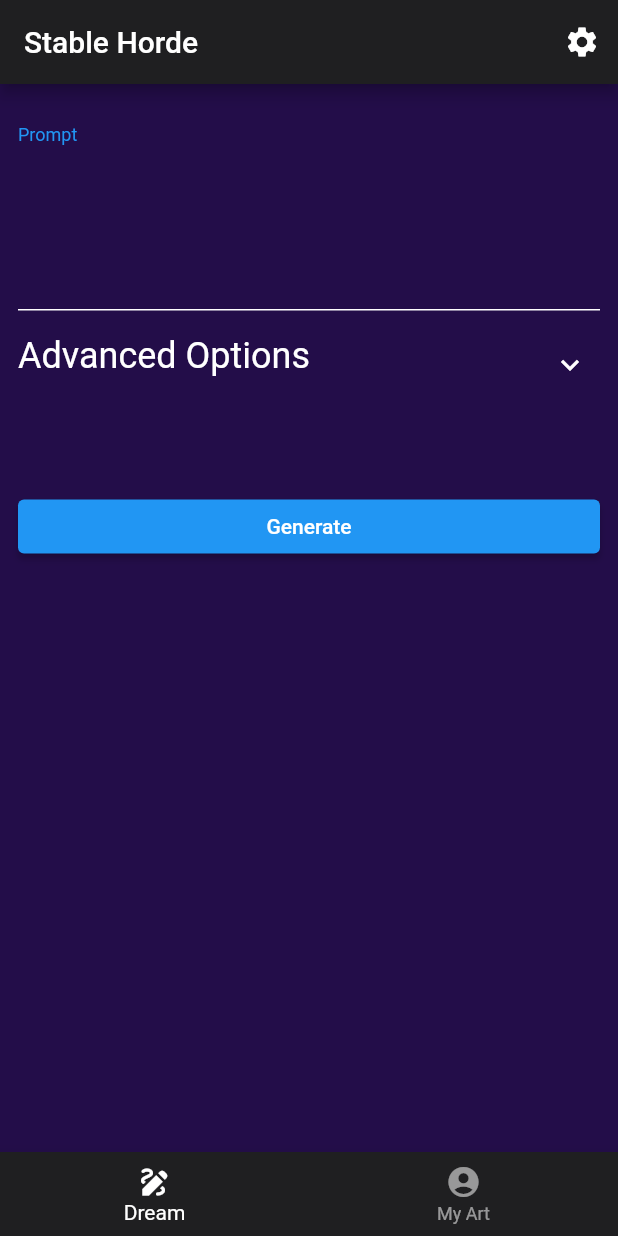
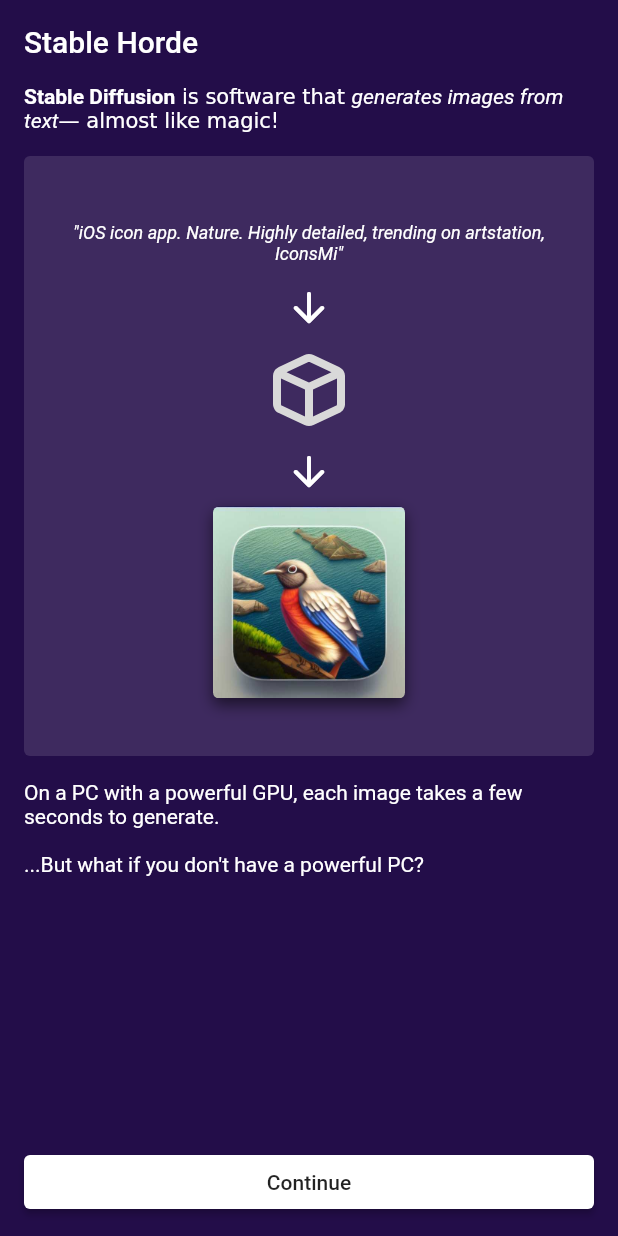
Before and after one commit to ndahlquist/stable-horde-flutter, a Flutter app: the screen it shows after launch, on a phone screen of 412 x 824 dp. Run offline on Flutter 3.47's test engine with Material 2 defaults, Android fonts, the phone set to English and light mode, and no system bars; drawn by our look-alikes of expandable; our stand-ins replace cached_network_image, firebase_core, firebase_remote_config, flutter_svg, google_fonts, isar and 3 more; accounts and stored records are empty; generated files the repository leaves out were written again; Roboto replaces fonts that are missing (Ubuntu).

Commit message:
Implement onboarding (closes #35) (#42)

```diff
--- a/lib/blocs/shared_prefs_bloc.dart
+++ b/lib/blocs/shared_prefs_bloc.dart
@@ -2,11 +2,23 @@ import 'package:shared_preferences/shared_preferences.dart';
 
 /// Provides access to shared preferences.
 class _SharedPrefsBloc {
+  static const _onboardingKey = 'ONBOARDING_KEY';
+
   static const _apiKeyKey = 'API_KEY_KEY';
 
   static const _promptKey = 'PROMPT_KEY';
   static const _negativePromptKey = 'NEGATIVE_PROMPT_KEY';
   static const _modelKey = 'MODEL_KEY';
+
+  Future<bool> hasSeenOnboarding() async {
+    final prefs = await SharedPreferences.getInstance();
+    return prefs.getBool(_onboardingKey) ?? false;
+  }
+
+  Future setHasSeenOnboarding() async {
+    final prefs = await SharedPreferences.getInstance();
+    await prefs.setBool(_onboardingKey, true);
+  }
 
   Future<String?> getApiKey() async {
     final prefs = await SharedPreferences.getInstance();
--- a/lib/main.dart
+++ b/lib/main.dart
@@ -7,10 +7,12 @@ import 'package:flutter/material.dart';
 import 'package:google_fonts/google_fonts.dart';
 import 'package:isar/isar.dart';
 import 'package:sentry_flutter/sentry_flutter.dart';
+import 'package:stable_horde_flutter/blocs/shared_prefs_bloc.dart';
 import 'package:stable_horde_flutter/blocs/stable_horde_bloc.dart';
 import 'package:stable_horde_flutter/firebase_options.dart';
 import 'package:stable_horde_flutter/model/stable_horde_task.dart';
 import 'package:stable_horde_flutter/pages/home_page.dart';
+import 'package:stable_horde_flutter/pages/onboarding_page.dart';
 import 'package:stable_horde_flutter/pages/version_deprecated_page.dart';
 
 Future main() async {
@@ -97,7 +99,20 @@ class _MyAppState extends State<MyApp> {
             return const VersionDeprecatedPage();
           }
 
-          return const HomePage();
+          return FutureBuilder<bool>(
+            future: sharedPrefsBloc.hasSeenOnboarding(),
+            builder: (context, snapshot) {
+              if (!snapshot.hasData) {
+                return const SizedBox.shrink();
+              }
+              final hasSeenOnboarding = snapshot.data!;
+              if (hasSeenOnboarding) {
+                return const HomePage();
+              } else {
+                return const OnboardingPage();
+              }
+            },
+          );
         },
       ),
     );
--- /dev/null
+++ b/lib/pages/onboarding_page.dart
@@ -0,0 +1,184 @@
+import 'package:flutter/material.dart';
+import 'package:stable_horde_flutter/blocs/shared_prefs_bloc.dart';
+import 'package:stable_horde_flutter/colors.dart';
+import 'package:stable_horde_flutter/pages/home_page.dart';
+import 'package:stable_horde_flutter/widgets/onboarding_diffusion_animation.dart';
+
+class OnboardingPage extends StatefulWidget {
+  const OnboardingPage({Key? key}) : super(key: key);
+
+  @override
+  State<OnboardingPage> createState() => _OnboardingPageState();
+}
+
+class _OnboardingPageState extends State<OnboardingPage> {
+  final PageController _pageController = PageController();
+
+  @override
+  void dispose() {
+    _pageController.dispose();
+    super.dispose();
+  }
+
+  @override
+  Widget build(BuildContext context) {
+    return Scaffold(
+      backgroundColor: stableHordePurple,
+      appBar: AppBar(
+        backgroundColor: Colors.transparent,
+        elevation: 0,
+        title: const Text("Stable Horde"),
+        automaticallyImplyLeading: false,
+      ),
+      body: SafeArea(
+        minimum: const EdgeInsets.only(bottom: 12),
+        child: Column(
+          children: [
+            Expanded(
+              child: PageView(
+                controller: _pageController,
+                children: [
+                  _pageOne(),
+                  _pageTwo(),
+                ],
+              ),
+            ),
+            Align(
+              alignment: Alignment.bottomCenter,
+              child: FractionallySizedBox(
+                widthFactor: 1,
+                child: Padding(
+                  padding: const EdgeInsets.only(left: 16, right: 16),
+                  child: ElevatedButton(
+                    style: ElevatedButton.styleFrom(
+                      backgroundColor: Colors.white,
+                    ),
+                    onPressed: () {
+                      if (_onFirstPage()) {
+                        _pageController.animateToPage(
+                          1,
+                          duration: const Duration(milliseconds: 500),
+                          curve: Curves.easeInOut,
+                        );
+                      } else {
+                        Navigator.of(context).pushReplacement(
+                          MaterialPageRoute(
+                            builder: (c) => const HomePage(),
+                          ),
+                        );
+                        sharedPrefsBloc.setHasSeenOnboarding();
+                      }
+                    },
+                    child: const Text(
+                      "Continue",
+                      style: TextStyle(color: Colors.black87),
+                    ),
+                  ),
+                ),
+              ),
+            ),
+          ],
+        ),
+      ),
+    );
+  }
+
+  bool _onFirstPage() => _pageController.page == 0;
+
+  Widget _pageOne() {
+    return Padding(
+      padding: const EdgeInsets.symmetric(horizontal: 16),
+      child: SingleChildScrollView(
+        child: Column(
+          crossAxisAlignment: CrossAxisAlignment.start,
+          children: [
+            RichText(
+              textScaleFactor: MediaQuery.of(context).textScaleFactor,
+              text: const TextSpan(
+                text: '',
+                children: [
+                  TextSpan(
+                    text: 'Stable Diffusion',
+                    style: TextStyle(fontWeight: FontWeight.bold),
+                  ),
+                  TextSpan(text: ' is software that '),
+                  TextSpan(
+                    text: 'generates images from text',
+                    style: TextStyle(fontStyle: FontStyle.italic),
+                  ),
+                  TextSpan(text: '— almost like magic!'),
+                ],
+              ),
+            ),
+            const SizedBox(height: 16),
+            const SizedBox(
+              height: 400,
+              child: OnboardingDiffusionAnimation(showHorde: false),
+            ),
+            const SizedBox(height: 16),
+            const Text(
+                'On a PC with a powerful GPU, each image takes a few seconds to generate.'),
+            const SizedBox(height: 16),
+            const Text("...But what if you don't have a powerful PC?"),
+          ],
+        ),
+      ),
+    );
+  }
+
+  Widget _pageTwo() {
+    return Padding(
+      padding: const EdgeInsets.symmetric(horizontal: 16),
+      child: SingleChildScrollView(
+        child: Column(
+          crossAxisAlignment: CrossAxisAlignment.start,
+          children: [
+            RichText(
+              textScaleFactor: MediaQuery.of(context).textScaleFactor,
+              text: const TextSpan(
+                text: 'The ',
+                children: [
+                  TextSpan(
+                    text: 'Stable Horde',
+                    style: TextStyle(fontWeight: FontWeight.bold),
+                  ),
+                  TextSpan(
+                    text:
+                        " is a network of volunteers who pool their computing power. When you request an image, it gets assigned to a volunteer's machine to generate it.",
+                  ),
+                ],
+              ),
+            ),
+            const SizedBox(height: 16),
+            const SizedBox(
+              height: 400,
+              child: OnboardingDiffusionAnimation(showHorde: true),
+            ),
+            const SizedBox(height: 16),
+            RichText(
+              textScaleFactor: MediaQuery.of(context).textScaleFactor,
+              text: const TextSpan(
+                text: 'Since this is ',
+                children: [
+                  TextSpan(
+                    text: 'free and community-driven',
+                    style: TextStyle(fontWeight: FontWeight.bold),
+                  ),
+                  TextSpan(text: ", please:"),
+                ],
+              ),
+            ),
+            const SizedBox(height: 4),
+            const Text(" - Be patient while your image is being generated."),
+            const SizedBox(height: 4),
+            const Text(" - Try not to request more images than you need."),
+            const SizedBox(height: 4),
+            const Text(
+              " - Consider contributing back to the community by running your own worker!",
+            ),
+          ],
+        ),
+      ),
+    );
+  }
+}
--- a/lib/pages/settings_page.dart
+++ b/lib/pages/settings_page.dart
@@ -1,5 +1,6 @@
 import 'package:flutter/material.dart';
 import 'package:stable_horde_flutter/colors.dart';
+import 'package:stable_horde_flutter/pages/onboarding_page.dart';
 import 'package:stable_horde_flutter/utils/legal_links.dart';
 import 'package:stable_horde_flutter/widgets/user_widget.dart';
 
@@ -56,6 +57,17 @@ class SettingsPage extends StatelessWidget {
                 launchUrlInExternalApp('https://discord.gg/3DxrhksKzn');
               },
             ),
+            ListTile(
+              title: const Text('Restart Tutorial'),
+              onTap: () {
+                Navigator.of(context).pushAndRemoveUntil(
+                  MaterialPageRoute(
+                    builder: (_) => const OnboardingPage(),
+                  ),
+                  (route) => false,
+                );
+              },
+            ),
             const Padding(
               padding: EdgeInsets.only(
                 top: 64.0,
--- /dev/null
+++ b/lib/widgets/animated_compute_box.dart
@@ -0,0 +1,64 @@
+import 'dart:async';
+
+import 'package:flutter/material.dart';
+import 'package:flutter_svg/flutter_svg.dart';
+
+class AnimatedComputeBox extends StatefulWidget {
+  final num animationOffset;
+
+  const AnimatedComputeBox({super.key, required this.animationOffset});
+
+  @override
+  State<AnimatedComputeBox> createState() => _AnimatedComputeBoxState();
+}
+
+class _AnimatedComputeBoxState extends State<AnimatedComputeBox> {
+  late Timer _timer;
+
+  @override
+  void initState() {
+    super.initState();
+
+    _timer = Timer.periodic(const Duration(milliseconds: 1), (t) {
+      setState(() {});
+    });
+  }
+
+  @override
+  void dispose() {
+    _timer.cancel();
+    super.dispose();
+  }
+
+  @override
+  Widget build(BuildContext context) {
+    var animationProgress = (_timer.tick / 2000) + widget.animationOffset;
+    animationProgress = animationProgress % 1;
+    animationProgress = animationProgress * 3 - 1;
+
+    return ShaderMask(
+      shaderCallback: (bounds) {
+        return LinearGradient(
+          begin: Alignment.topCenter,
+          end: Alignment.bottomCenter,
+          colors: const [
+            Color(0xFFD9D9D9),
+            Colors.lightBlue,
+            Color(0xFFD9D9D9),
+          ],
+          stops: [
+            animationProgress + .3,
+            animationProgress + .5,
+            animationProgress + .7,
+          ],
+        ).createShader(bounds);
+      },
+      blendMode: BlendMode.srcATop,
+      child: SvgPicture.asset(
+        'assets/vector_drawables/box.svg',
+        width: 64,
+        height: 64,
+      ),
+    );
+  }
+}
--- /dev/null
+++ b/lib/widgets/blur_shadow.dart
@@ -0,0 +1,58 @@
+import 'dart:ui';
+
+import 'package:flutter/material.dart';
+
+class BlurShadow extends StatelessWidget {
+  final Widget child;
+  final double opacity;
+
+  const BlurShadow({
+    super.key,
+    required this.child,
+    this.opacity = .7,
+  });
+
+  @override
+  Widget build(BuildContext context) {
+    return Stack(
+      children: [
+        Opacity(
+          opacity: opacity,
+          child: Transform.translate(
+            offset: const Offset(
+              0,
+              5,
+            ),
+            child: Transform.scale(
+              scale: .9,
+              alignment: Alignment.bottomCenter,
+              child: ImageFiltered(
+                imageFilter: ImageFilter.blur(
+                  sigmaX: 4,
+                  sigmaY: 4,
+                  tileMode: TileMode.decal,
+                ),
+                child: _darken(
+                  child: child,
+                ),
+              ),
+            ),
+          ),
+        ),
+        child,
+      ],
+    );
+  }
+
+  // Applying a slight dark shade to the shadows gives some contrast
+  //  for the case that the foreground is very bright.
+  Widget _darken({required Widget child}) {
+    return ColorFiltered(
+      colorFilter: ColorFilter.mode(
+        Colors.grey[300]!,
+        BlendMode.modulate,
+      ),
+      child: child,
+    );
+  }
+}
--- /dev/null
+++ b/lib/widgets/onboarding_diffusion_animation.dart
@@ -0,0 +1,140 @@
+import 'dart:async';
+
+import 'package:flutter/material.dart';
+import 'package:stable_horde_flutter/widgets/animated_compute_box.dart';
+
+class OnboardingDiffusionAnimation extends StatefulWidget {
+  final bool showHorde;
+
+  const OnboardingDiffusionAnimation({super.key, required this.showHorde});
+
+  @override
+  State<OnboardingDiffusionAnimation> createState() =>
+      _OnboardingDiffusionAnimationState();
+}
+
+class _OnboardingDiffusionAnimationState
+    extends State<OnboardingDiffusionAnimation> {
+  static const Map<String, String> _prompts = {
+    '"A Renaissance portrait of a cat wearing glasses. Highly detailed."':
+        'assets/images/cat.jpg',
+    '"iOS icon app. Nature. Highly detailed, trending on artstation, IconsMi"':
+        'assets/images/ios_icon.jpg',
+    '"knollingcase, isometric render, a Greek underwater city with volcano, isometric display case, knolling teardown, transparent data visualization infographic"':
+        'assets/images/knollingcase.jpg',
+  };
+
+  late Timer _timer;
+
+  int _index = 0;
+
+  @override
+  void initState() {
+    super.initState();
+
+    _timer = Timer.periodic(const Duration(milliseconds: 5000), (_) {
+      setState(() {
+        _index = (_index + 1) % _prompts.length;
+      });
+    });
+  }
+
+  @override
+  void dispose() {
+    _timer.cancel();
+    super.dispose();
+  }
+
+  @override
+  Widget build(BuildContext context) {
+    return Container(
+      decoration: BoxDecoration(
+        color: Colors.white12,
+        borderRadius: BorderRadius.circular(4),
+      ),
+      child: FractionallySizedBox(
+        widthFactor: 1,
+        child: Padding(
+          padding: const EdgeInsets.all(18),
+          child: Column(
+            crossAxisAlignment: CrossAxisAlignment.center,
+            children: [
+              const Spacer(
+                flex: 3,
+              ),
+              AnimatedSwitcher(
+                duration: const Duration(milliseconds: 1000),
+                switchInCurve: Curves.easeInOut,
+                switchOutCurve: Curves.easeInOut,
+                child: SizedBox(
+                  key: ValueKey(_index),
+                  height: 40,
+                  child: Center(
+                    child: Text(
+                      _prompts.keys.elementAt(_index),
+                      style: const TextStyle(
+                          fontSize: 12, fontStyle: FontStyle.italic),
+                      textAlign: TextAlign.center,
+                    ),
+                  ),
+                ),
+              ),
+              const Spacer(),
+              const Icon(
+                Icons.arrow_downward_rounded,
+                size: 32,
+              ),
+              const Spacer(),
+              Row(
+                mainAxisAlignment: MainAxisAlignment.center,
+                children: [
+                  for (int i = 0; i < (widget.showHorde ? 4 : 1); i++)
+                    AnimatedComputeBox(animationOffset: 1 - i / 4),
+                ],
+              ),
+              const Spacer(),
+              const Icon(
+                Icons.arrow_downward_rounded,
+                size: 32,
+              ),
+              const Spacer(),
+              AnimatedSwitcher(
+                duration: const Duration(milliseconds: 1000),
+                switchInCurve: Curves.easeInOut,
+                switchOutCurve: Curves.easeInOut,
+                child: Container(
+                  key: ValueKey(_index),
+                  decoration: BoxDecoration(
+                    borderRadius: BorderRadius.circular(4),
+                    boxShadow: [
+                      BoxShadow(
+                        color: Colors.black.withOpacity(0.55),
+                        spreadRadius: 0,
+                        blurRadius: 8,
+                        offset:
+                            const Offset(0, 4), // changes position of shadow
+                      ),
+                    ],
+                  ),
+                  child: ClipRRect(
+                    borderRadius: BorderRadius.circular(4),
+                    child: SizedBox(
+                      height: 128,
+                      width: 128,
+                      child: Image.asset(
+                        _prompts.values.elementAt(_index),
+                      ),
+                    ),
+                  ),
+                ),
+              ),
+              const Spacer(
+                flex: 3,
+              ),
+            ],
+          ),
+        ),
+      ),
+    );
+  }
+}
```
Also changed, not shown: pubspec.yaml (+9 -0 lines), assets/images/cat.jpg (added), assets/images/ios_icon.jpg (added), assets/images/knollingcase.jpg (added), assets/vector_drawables/box.svg (added), pubspec.lock, 1 other file.
